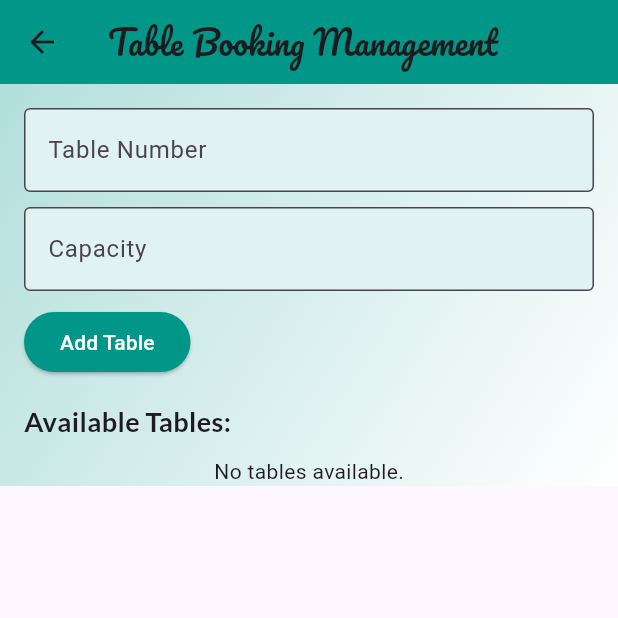
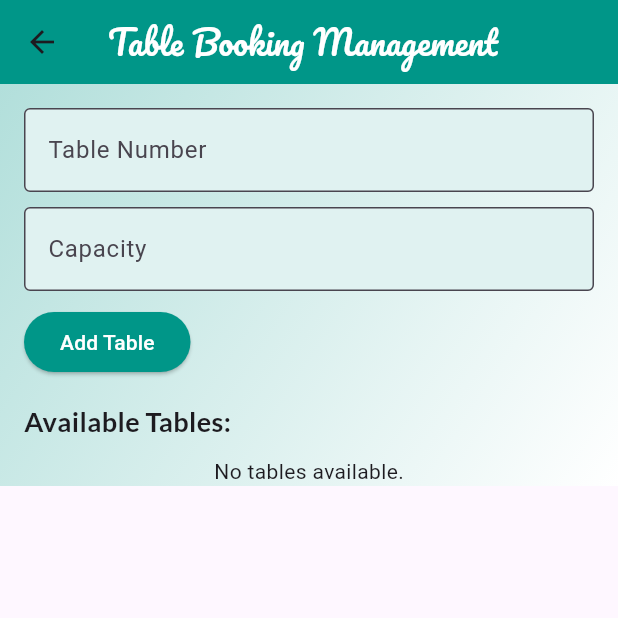
Before and after one commit to jesmariaroy/Project1, a Flutter app: the TableBookingPage screen opened by its route, on a phone screen of 412 x 824 dp, the top half of it. Run offline on Flutter 3.47's test engine with Material 3 defaults, Android fonts, the phone set to English and light mode, and no system bars; our stand-ins replace carousel_slider, cloud_firestore, firebase_auth, firebase_core, flutter_rating_bar, google_fonts and 1 more; accounts and stored records are empty.

Commit message:
Update TableBookingPage.dart

```diff
--- a/lib/pages/TableBookingPage.dart
+++ b/lib/pages/TableBookingPage.dart
@@ -122,7 +122,9 @@ class _TableBookingPageState extends State<TableBookingPage> {
       appBar: AppBar(
         title: Text(
           'Table Booking Management',
-          style: GoogleFonts.pacifico(), // Stylish font
+          style: GoogleFonts.pacifico(
+            color: Colors.white, // Stylish font with white color
+          ),
         ),
         backgroundColor: Colors.teal, // Stylish color
       ),
```
